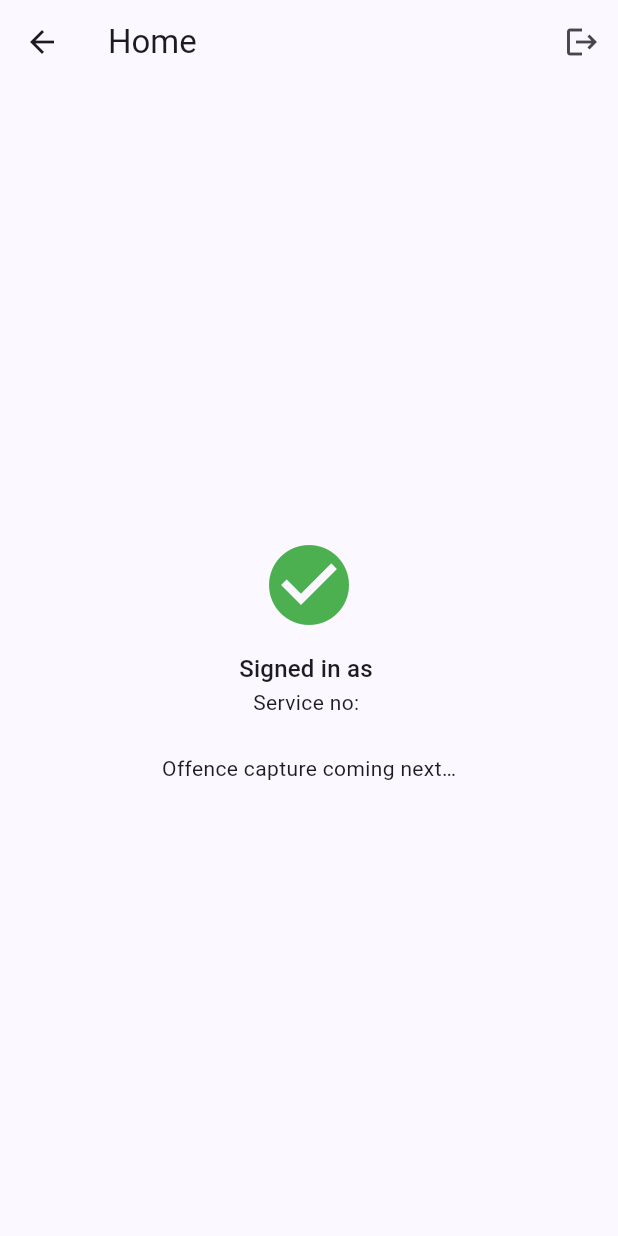
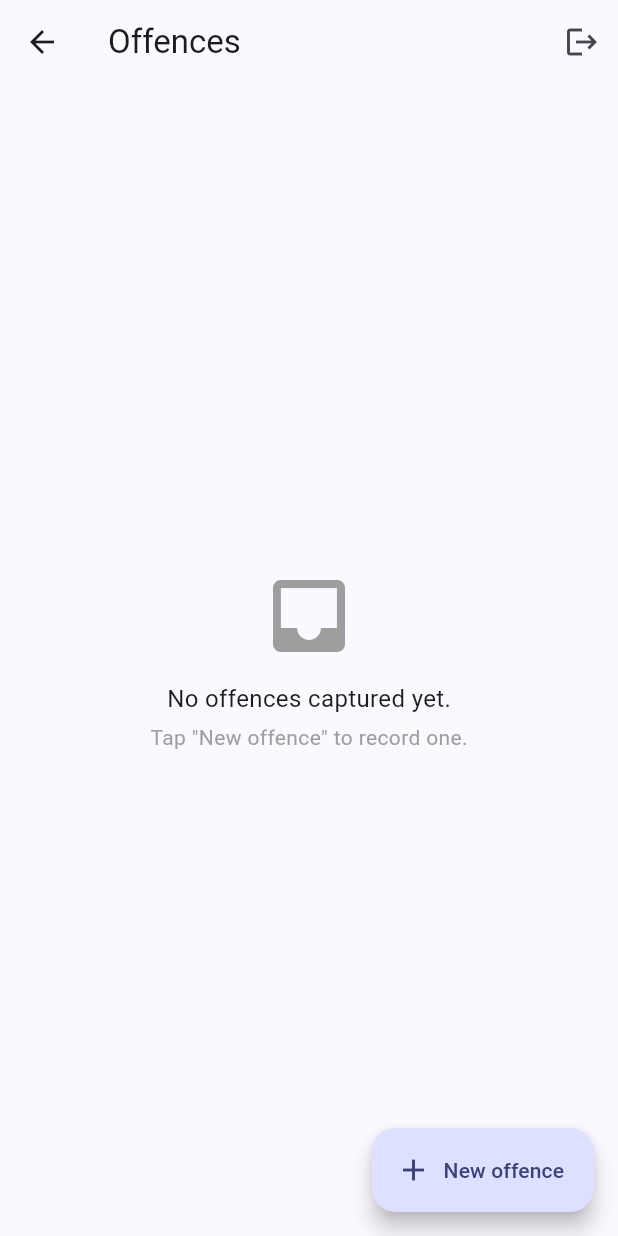
Before and after one commit to musa-bojang/police-crime-app, a Flutter app: the HomeScreen screen opened directly, on a phone screen of 412 x 824 dp. Run offline on Flutter 3.47's test engine with Material 3 defaults, Android fonts, the phone set to English and light mode, and no system bars; our stand-ins replace dio, flutter_secure_storage, sqflite; accounts and stored records are empty.

Commit message:
Add offence capture form and local SQLite outbox

```diff
--- /dev/null
+++ b/lib/models/offence.dart
@@ -0,0 +1,136 @@
+import 'package:uuid/uuid.dart';
+
+/// Represents one traffic offence — both in the local SQLite outbox and,
+/// later, in the sync payload sent to the server.
+///
+/// Extra local-only fields (syncStatus, referenceNumber, serverStatus) let the
+/// phone track what has and hasn't reached the backend yet.
+class Offence {
+  final String id; // client-generated UUID (offline-first key)
+  final String offenceType;
+  final String? offenceDescription;
+  final String? vehiclePlate;
+  final String? vehicleColor;
+  final String? vehicleMake;
+  final String? vehicleType;
+  final String? driverGender;
+  final String? driverName;
+  final bool driverFled;
+  final double? latitude;
+  final double? longitude;
+  final String? locationDescription;
+  final DateTime occurredAt;
+  final DateTime capturedAt;
+
+  // Local sync tracking
+  final String syncStatus; // pending | synced | failed
+  final String? referenceNumber; // filled in from the server after sync
+  final String? serverStatus; // submitted | confirmed | dismissed (from server)
+  final DateTime createdAt;
+
+  Offence({
+    required this.id,
+    required this.offenceType,
+    this.offenceDescription,
+    this.vehiclePlate,
+    this.vehicleColor,
+    this.vehicleMake,
+    this.vehicleType,
+    this.driverGender,
+    this.driverName,
+    this.driverFled = false,
+    this.latitude,
+    this.longitude,
+    this.locationDescription,
+    required this.occurredAt,
+    required this.capturedAt,
+    this.syncStatus = 'pending',
+    this.referenceNumber,
+    this.serverStatus,
+    required this.createdAt,
+  });
+
+  /// Build a brand-new offence being captured now. Generates the UUID and
+  /// timestamps so the caller only supplies the field data.
+  factory Offence.create({
+    required String offenceType,
+    String? offenceDescription,
+    String? vehiclePlate,
+    String? vehicleColor,
+    String? vehicleMake,
+    String? vehicleType,
+    String? driverGender,
+    String? driverName,
+    bool driverFled = false,
+    double? latitude,
+    double? longitude,
+    String? locationDescription,
+  }) {
+    final now = DateTime.now();
+    return Offence(
+      id: const Uuid().v4(),
+      offenceType: offenceType,
+      offenceDescription: offenceDescription,
+      vehiclePlate: vehiclePlate,
+      vehicleColor: vehicleColor,
+      vehicleMake: vehicleMake,
+      vehicleType: vehicleType,
+      driverGender: driverGender,
+      driverName: driverName,
+      driverFled: driverFled,
+      latitude: latitude,
+      longitude: longitude,
+      locationDescription: locationDescription,
+      occurredAt: now,
+      capturedAt: now,
+      createdAt: now,
+    );
+  }
+
+  /// Convert to a row for SQLite. SQLite has no boolean or date types, so we
+  /// store bools as 0/1 and dates as ISO-8601 text.
+  Map<String, dynamic> toMap() => {
+        'id': id,
+        'offence_type': offenceType,
+        'offence_description': offenceDescription,
+        'vehicle_plate': vehiclePlate,
+        'vehicle_color': vehicleColor,
+        'vehicle_make': vehicleMake,
+        'vehicle_type': vehicleType,
+        'driver_gender': driverGender,
+        'driver_name': driverName,
+        'driver_fled': driverFled ? 1 : 0,
+        'latitude': latitude,
+        'longitude': longitude,
+        'location_description': locationDescription,
+        'occurred_at': occurredAt.toIso8601String(),
+        'captured_at': capturedAt.toIso8601String(),
+        'sync_status': syncStatus,
+        'reference_number': referenceNumber,
+        'server_status': serverStatus,
+        'created_at': createdAt.toIso8601String(),
+      };
+
+  /// Rebuild an Offence from a SQLite row.
+  factory Offence.fromMap(Map<String, dynamic> m) => Offence(
+        id: m['id'] as String,
+        offenceType: m['offence_type'] as String,
+        offenceDescription: m['offence_description'] as String?,
+        vehiclePlate: m['vehicle_plate'] as String?,
+        vehicleColor: m['vehicle_color'] as String?,
+        vehicleMake: m['vehicle_make'] as String?,
+        vehicleType: m['vehicle_type'] as String?,
+        driverGender: m['driver_gender'] as String?,
+        driverName: m['driver_name'] as String?,
+        driverFled: (m['driver_fled'] as int? ?? 0) == 1,
+        latitude: m['latitude'] as double?,
+        longitude: m['longitude'] as double?,
+        locationDescription: m['location_description'] as String?,
+        occurredAt: DateTime.parse(m['occurred_at'] as String),
+        capturedAt: DateTime.parse(m['captured_at'] as String),
+        syncStatus: m['sync_status'] as String? ?? 'pending',
+        referenceNumber: m['reference_number'] as String?,
+        serverStatus: m['server_status'] as String?,
+        createdAt: DateTime.parse(m['created_at'] as String),
+      );
+}
--- a/lib/screens/home_screen.dart
+++ b/lib/screens/home_screen.dart
@@ -1,21 +1,23 @@
 import 'package:flutter/material.dart';
+import 'package:intl/intl.dart';
 import 'package:provider/provider.dart';
 
+import '../models/offence.dart';
 import '../services/auth_service.dart';
+import '../services/offence_store.dart';
+import 'capture_form_screen.dart';
 
-/// Stateless: it just displays who is logged in and a logout button. All the
-/// changing data lives in AuthService, which it reads.
 class HomeScreen extends StatelessWidget {
   const HomeScreen({super.key});
 
   @override
   Widget build(BuildContext context) {
-    final auth = context.watch<AuthService>();
-    final user = auth.user;
+    final store = context.watch<OffenceStore>();
+    final offences = store.offences;
 
     return Scaffold(
       appBar: AppBar(
-        title: const Text('Home'),
+        title: const Text('Offences'),
         actions: [
           IconButton(
             tooltip: 'Sign out',
@@ -24,23 +26,89 @@ class HomeScreen extends StatelessWidget {
           ),
         ],
       ),
-      body: Center(
+      body: offences.isEmpty
+          ? const _EmptyState()
+          : ListView.separated(
+              itemCount: offences.length,
+              separatorBuilder: (_, __) => const Divider(height: 1),
+              itemBuilder: (context, i) => _OffenceTile(offence: offences[i]),
+            ),
+      floatingActionButton: FloatingActionButton.extended(
+        onPressed: () => Navigator.of(context).push(
+          MaterialPageRoute(builder: (_) => const CaptureFormScreen()),
+        ),
+        icon: const Icon(Icons.add),
+        label: const Text('New offence'),
+      ),
+    );
+  }
+}
+
+class _EmptyState extends StatelessWidget {
+  const _EmptyState();
+
+  @override
+  Widget build(BuildContext context) {
+    return const Center(
+      child: Padding(
+        padding: EdgeInsets.all(32),
         child: Column(
           mainAxisSize: MainAxisSize.min,
           children: [
-            const Icon(Icons.check_circle, color: Colors.green, size: 64),
-            const SizedBox(height: 12),
-            Text('Signed in as ${user?.name ?? 'Officer'}',
-                style: Theme.of(context).textTheme.titleMedium),
-            if (user?.serviceNumber != null)
-              Text('Service no: ${user!.serviceNumber}'),
-            if ((user?.roles ?? []).isNotEmpty)
-              Text('Roles: ${user!.roles.join(', ')}'),
-            const SizedBox(height: 24),
-            const Text('Offence capture coming next…'),
+            Icon(Icons.inbox, size: 64, color: Colors.grey),
+            SizedBox(height: 12),
+            Text('No offences captured yet.',
+                style: TextStyle(fontSize: 16)),
+            SizedBox(height: 4),
+            Text('Tap "New offence" to record one.',
+                style: TextStyle(color: Colors.grey)),
           ],
         ),
       ),
     );
   }
 }
+
+class _OffenceTile extends StatelessWidget {
+  const _OffenceTile({required this.offence});
+  final Offence offence;
+
+  String _label(String raw) =>
+      raw[0].toUpperCase() + raw.substring(1).replaceAll('_', ' ');
+
+  @override
+  Widget build(BuildContext context) {
+    final time = DateFormat('d MMM, HH:mm').format(offence.capturedAt);
+    final plate = offence.vehiclePlate ?? 'No plate';
+
+    return ListTile(
+      leading: const Icon(Icons.directions_car),
+      title: Text('${_label(offence.offenceType)}  •  $plate'),
+      subtitle: Text(offence.referenceNumber != null
+          ? '${offence.referenceNumber} · $time'
+          : time),
+      trailing: _SyncChip(status: offence.syncStatus),
+    );
+  }
+}
+
+class _SyncChip extends StatelessWidget {
+  const _SyncChip({required this.status});
+  final String status;
+
+  @override
+  Widget build(BuildContext context) {
+    final (Color color, String text) = switch (status) {
+      'synced' => (Colors.green, 'Synced'),
+      'failed' => (Colors.red, 'Failed'),
+      _ => (Colors.orange, 'Pending'),
+    };
+
+    return Chip(
+      label: Text(text, style: const TextStyle(fontSize: 12)),
+      backgroundColor: color.withValues(alpha: 0.15),
+      side: BorderSide(color: color),
+      visualDensity: VisualDensity.compact,
+    );
+  }
+}
--- /dev/null
+++ b/lib/services/database_service.dart
@@ -0,0 +1,64 @@
+import 'package:path/path.dart';
+import 'package:sqflite/sqflite.dart';
+
+import '../models/offence.dart';
+
+/// Owns the on-device SQLite database — the offline "outbox". Offences are
+/// written here first, always, and later read back for syncing.
+class DatabaseService {
+  DatabaseService._();
+  static final DatabaseService instance = DatabaseService._();
+
+  Database? _db;
+
+  Future<Database> get _database async {
+    _db ??= await _open();
+    return _db!;
+  }
+
+  Future<Database> _open() async {
+    final path = join(await getDatabasesPath(), 'police_app.db');
+    return openDatabase(path, version: 1, onCreate: _onCreate);
+  }
+
+  Future<void> _onCreate(Database db, int version) async {
+    await db.execute('''
+      CREATE TABLE offences (
+        id TEXT PRIMARY KEY,
+        offence_type TEXT NOT NULL,
+        offence_description TEXT,
+        vehicle_plate TEXT,
+        vehicle_color TEXT,
+        vehicle_make TEXT,
+        vehicle_type TEXT,
+        driver_gender TEXT,
+        driver_name TEXT,
+        driver_fled INTEGER NOT NULL DEFAULT 0,
+        latitude REAL,
+        longitude REAL,
+        location_description TEXT,
+        occurred_at TEXT NOT NULL,
+        captured_at TEXT NOT NULL,
+        sync_status TEXT NOT NULL DEFAULT 'pending',
+        reference_number TEXT,
+        server_status TEXT,
+        created_at TEXT NOT NULL
+      )
+    ''');
+  }
+
+  Future<void> insertOffence(Offence offence) async {
+    final db = await _database;
+    await db.insert(
+      'offences',
+      offence.toMap(),
+      conflictAlgorithm: ConflictAlgorithm.replace,
+    );
+  }
+
+  Future<List<Offence>> allOffences() async {
+    final db = await _database;
+    final rows = await db.query('offences', orderBy: 'created_at DESC');
+    return rows.map(Offence.fromMap).toList();
+  }
+}
--- /dev/null
+++ b/lib/services/offence_store.dart
@@ -0,0 +1,27 @@
+import 'package:flutter/foundation.dart';
+
+import '../models/offence.dart';
+import 'database_service.dart';
+
+/// The bridge between the database and the UI. Widgets watch this; when an
+/// offence is added, it reloads and notifies, so lists refresh automatically.
+class OffenceStore extends ChangeNotifier {
+  final DatabaseService _db = DatabaseService.instance;
+
+  List<Offence> _offences = [];
+  List<Offence> get offences => _offences;
+
+  int get pendingCount =>
+      _offences.where((o) => o.syncStatus == 'pending').length;
+
+  Future<void> load() async {
+    _offences = await _db.allOffences();
+    notifyListeners();
+  }
+
+  Future<void> add(Offence offence) async {
+    await _db.insertOffence(offence);
+    _offences = [offence, ..._offences];
+    notifyListeners();
+  }
+}
```
Also changed, not shown: lib/main.dart (+9 -6 lines), lib/screens/capture_form_screen.dart (added, +205 -0 lines).
